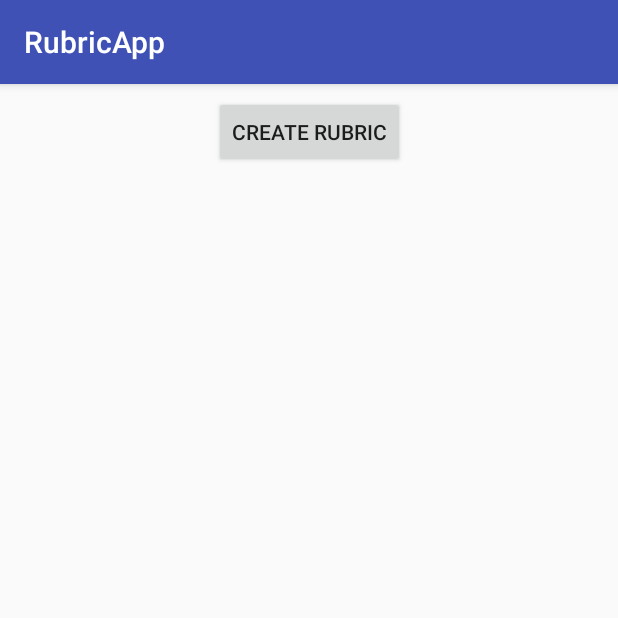
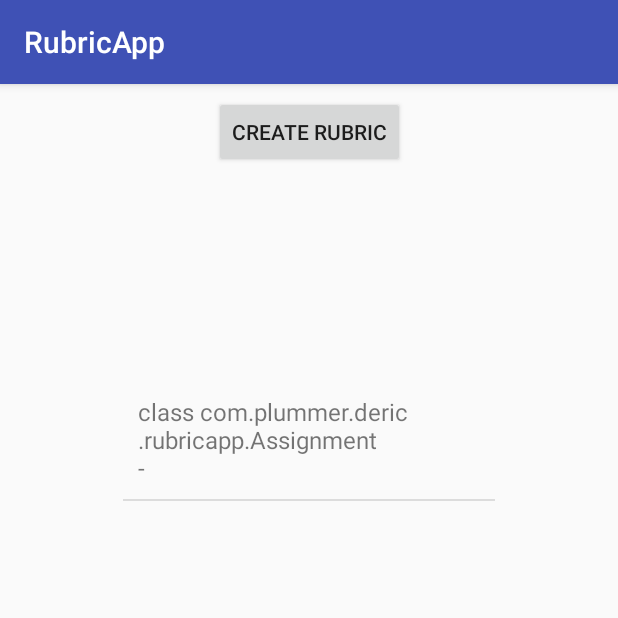
Before and after one commit to dericsp004/RubricApp, an Android app: the screen it shows after launch (MainActivity), after a tap on "OK", on a phone screen of 412 x 824 dp, the top half of it. Run offline under Robolectric (Android 15) with nearby library versions, the phone set to English and light mode, and no system bars; 1 other tap on this screen came first.

Commit message:
Bug fixes. It runs now.

```diff
--- a/app/src/main/java/com/plummer/deric/rubricapp/MainActivity.java
+++ b/app/src/main/java/com/plummer/deric/rubricapp/MainActivity.java
@@ -5,25 +5,60 @@ import android.content.Intent;
 import android.support.v7.app.AlertDialog;
 import android.support.v7.app.AppCompatActivity;
 import android.os.Bundle;
+import android.util.Log;
 import android.view.LayoutInflater;
 import android.view.View;
+import android.widget.ArrayAdapter;
 import android.widget.Button;
 import android.widget.EditText;
+import android.widget.ListView;
 import android.widget.TextView;
 
+import java.util.ArrayList;
+import java.util.Arrays;
 import java.util.List;
 
 public class MainActivity extends AppCompatActivity {
     public static final String EXTRA_MESSAGE = "com.example.myfirstapp.FROM_MAIN_ACTIVITY";
+    private List<Assignment> assignments;
+    private ListView mainListView ;
+    private ArrayAdapter<String> listAdapter ;
+
 
     @Override
     protected void onCreate(Bundle savedInstanceState) {
         super.onCreate(savedInstanceState);
         setContentView(R.layout.activity_main);
-        assignments = Assignment.loadAllAssignments(this);
+        //Initialize the List to avoid null reference pointer errors
+        assignments = new ArrayList<>();
+        Log.d("loadAssignments()", "Preload size: " + String.valueOf(assignments.size()));
+        //Populate the list
+        loadAssignments();
     }
 
-    private List<Assignment> assignments;
+    /**
+     * Loads and displays all assignments saved on this device
+     */
+    private void loadAssignments() {
+        Log.d("loadAssignments()", "Preload size: " + String.valueOf(assignments.size()));
+        assignments = Assignment.loadAllAssignments(this);
+        Log.d("loadAssignments()", "Postload size: " + String.valueOf(assignments.size()));
+
+        // Find the ListView resource.
+        mainListView = (ListView) findViewById( R.id.RubricList );
+
+        //Convert all assignments to their names
+        List<String> assignmentNames = new ArrayList<String>();
+        for (Assignment assign : assignments) {
+            assignmentNames.add(assign.getClass() + " - " + assign.getAssignmentName());
+        }
+
+        // Create ArrayAdapter using the planet list.
+        listAdapter = new ArrayAdapter<String>(this, R.layout.rubricrow, assignmentNames);
+
+        // Set the ArrayAdapter as the ListView's adapter.
+        mainListView.setAdapter(listAdapter);
+    }
 
     /**
      * Adds a new assignment to the list.
@@ -62,8 +97,7 @@ public class MainActivity extends AppCompatActivity {
                                 Assignment newAssign = new Assignment(title, classTitle, /*HARDCODED NEW RUBRIC. TODO: REPLACE THIS!!!!*/ new Rubric("Hardcode Rubric",
                                         "A test rubric in MainActivity.java, addAssignment(). If you're seeing this, that's a problem."));
                                 newAssign.save(MainActivity.this);  //Save the assignment
-                                //assignments.add(newAssign);
-
+                                loadAssignments();
                             }
                         })
                 .setNegativeButton("Cancel",
--- /dev/null
+++ b/app/src/main/res/layout/rubricrow.xml
@@ -0,0 +1,9 @@
+<!-- Does not display. Gets imported to add items to listview -->
+<TextView xmlns:android="http://schemas.android.com/apk/res/android"
+    android:id="@+id/RubricRow"
+    android:layout_width="fill_parent"
+    android:layout_height="wrap_content"
+    android:padding="10dp"
+    android:textSize="16sp"
+    android:onClick="selectAssignment">
+</TextView>
```
